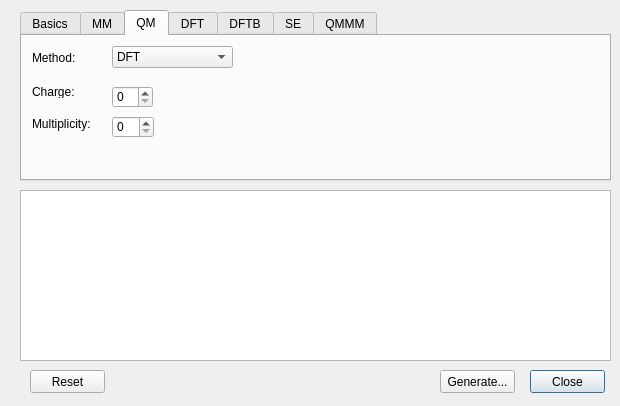
First picture: the form in cp2k/cp2kinputdialog.ui, repository brhr-iwao/libavogadro1cp2k, before the edit.
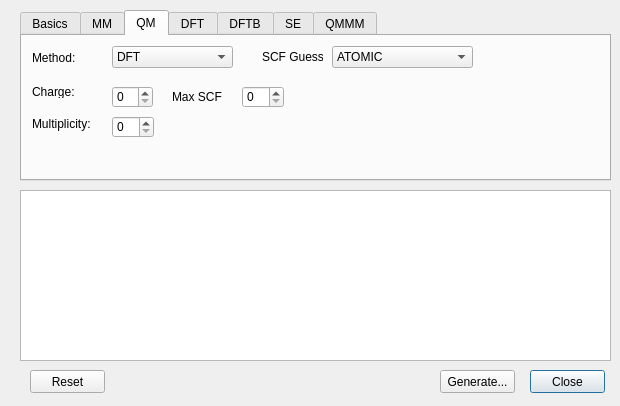
Second picture: the form after the edit. The open tabs and pages were chosen to show the change.

```diff
--- a/cp2k/cp2kinputdialog.ui
+++ b/cp2k/cp2kinputdialog.ui
@@ -391,6 +391,97 @@
       </rect>
      </property>
     </widget>
+    <widget class="QSpinBox" name="maxSCFSpin">
+     <property name="geometry">
+      <rect>
+       <x>220</x>
+       <y>50</y>
+       <width>42</width>
+       <height>22</height>
+      </rect>
+     </property>
+    </widget>
+    <widget class="QLabel" name="maxSCFLabel">
+     <property name="geometry">
+      <rect>
+       <x>150</x>
+       <y>50</y>
+       <width>50</width>
+       <height>21</height>
+      </rect>
+     </property>
+     <property name="text">
+      <string>Max SCF:</string>
+     </property>
+    </widget>
+    <widget class="QComboBox" name="scfGuessCombo">
+     <property name="geometry">
+      <rect>
+       <x>310</x>
+       <y>10</y>
+       <width>141</width>
+       <height>22</height>
+      </rect>
+     </property>
+     <item>
+      <property name="text">
+       <string>ATOMIC</string>
+      </property>
+     </item>
+     <item>
+      <property name="text">
+       <string>RESTART</string>
+      </property>
+     </item>
+     <item>
+      <property name="text">
+       <string>RANDOM</string>
+      </property>
+     </item>
+     <item>
+      <property name="text">
+       <string>CORE</string>
+      </property>
+     </item>
+     <item>
+      <property name="text">
+       <string>DENSITIES</string>
+      </property>
+     </item>
+     <item>
+      <property name="text">
+       <string>HISTORY_RESTART</string>
+      </property>
+     </item>
+     <item>
+      <property name="text">
+       <string>MOPAC</string>
+      </property>
+     </item>
+     <item>
+      <property name="text">
+       <string>SPARSE</string>
+      </property>
+     </item>
+     <item>
+      <property name="text">
+       <string>NONE</string>
+      </property>
+     </item>
+    </widget>
+    <widget class="QLabel" name="scfGuessLabel">
+     <property name="geometry">
+      <rect>
+       <x>240</x>
+       <y>10</y>
+       <width>61</width>
+       <height>21</height>
+      </rect>
+     </property>
+     <property name="text">
+      <string>SCF Guess:</string>
+     </property>
+    </widget>
    </widget>
    <widget class="QWidget" name="dftTab">
     <attribute name="title">
```
